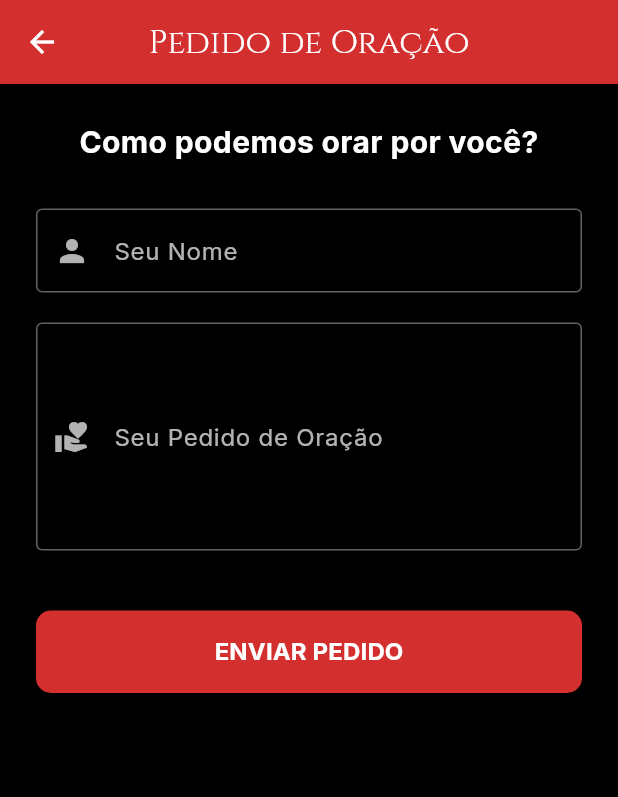
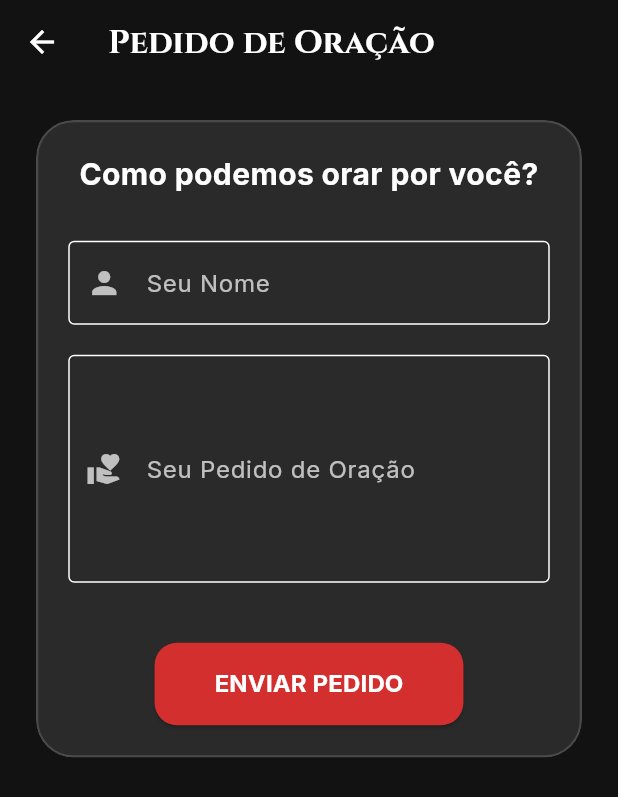
Before and after one commit to RafaSniper001/ibncv_app, a Flutter app: the OracaoScreen screen opened directly, on a phone screen of 412 x 824 dp. Shown: the top 797 px of the screen. Run offline on Flutter 3.47's test engine with Material 3 defaults, Android fonts, the phone set to English and light mode, and no system bars; our stand-ins replace glassmorphism, google_fonts, supabase_flutter, video_player; accounts and stored records are empty.

Commit message:
Atualiza telas de Biblia e Oracao com Glassmorphism

```diff
--- a/lib/screens/oracao_screen.dart
+++ b/lib/screens/oracao_screen.dart
@@ -2,6 +2,7 @@ import 'package:flutter/material.dart';
 import 'package:google_fonts/google_fonts.dart';
 import 'package:provider/provider.dart';
 import '../services/auth_service.dart';
+import '../widgets/glass_container.dart';
 
 class OracaoScreen extends StatefulWidget {
   const OracaoScreen({super.key});
@@ -25,67 +26,51 @@ class _OracaoScreenState extends State<OracaoScreen> {
 
   Future<void> _enviarPedido() async {
     if (!_formKey.currentState!.validate()) return;
-
     setState(() => _enviando = true);
-
     try {
       final authService = Provider.of<AuthService>(context, listen: false);
-      final sucesso = await authService.enviarPedidoOracao(
-        _nomeController.text,
-        _pedidoController.text,
-      );
-
+      final sucesso = await authService.enviarPedidoOracao(_nomeController.text, _pedidoController.text);
       setState(() => _enviando = false);
-
       if (sucesso && mounted) {
-        ScaffoldMessenger.of(context).showSnackBar(
-          const SnackBar(
-            content: Text('Pedido enviado com sucesso! Deus te abençoe.'),
-            backgroundColor: Colors.green,
-          ),
-        );
+        ScaffoldMessenger.of(context).showSnackBar(const SnackBar(content: Text('Pedido enviado com sucesso! Deus te abençoe.'), backgroundColor: Colors.green));
         _nomeController.clear();
         _pedidoController.clear();
       } else if (mounted) {
-        ScaffoldMessenger.of(context).showSnackBar(
-          const SnackBar(
-            content: Text('Erro ao enviar pedido. Tente novamente.'),
-            backgroundColor: Colors.red,
-          ),
-        );
+        ScaffoldMessenger.of(context).showSnackBar(const SnackBar(content: Text('Erro ao enviar pedido. Tente novamente.'), backgroundColor: Colors.red));
       }
     } catch (e) {
       setState(() => _enviando = false);
-      if (mounted) {
-        ScaffoldMessenger.of(context).showSnackBar(
-          SnackBar(
-            content: Text('Erro inesperado: $e'),
-            backgroundColor: Colors.red,
-          ),
-        );
-      }
+      if (mounted) ScaffoldMessenger.of(context).showSnackBar(SnackBar(content: Text('Erro inesperado: $e'), backgroundColor: Colors.red));
     }
   }
 
   @override
   Widget build(BuildContext context) {
     return Scaffold(
+      extendBodyBehindAppBar: true,
       appBar: AppBar(
-        title: Text('Pedido de Oração', style: GoogleFonts.cinzel()),
-        backgroundColor: const Color(0xFFD32F2F),
-        centerTitle: true,
+        title: Text('Pedido de Oração', style: GoogleFonts.cinzel(fontWeight: FontWeight.bold)),
+        backgroundColor: Colors.transparent,
+        elevation: 0,
       ),
-      body: SingleChildScrollView(
+      body: Stack(
+        children: [
+          // Fundo Base
+          Container(color: const Color(0xFF121212)),
+          // Conteúdo com Vidro
+          SafeArea(
+            child: SingleChildScrollView(
               padding: const EdgeInsets.all(24.0),
               child: Form(
                 key: _formKey,
                 child: Column(
-            crossAxisAlignment: CrossAxisAlignment.stretch,
+                  children: [
+                    GlassContainer(
+                      child: Column(
                         children: [
                           Text(
                             'Como podemos orar por você?',
-                style: GoogleFonts.inter(
-                    fontSize: 20, fontWeight: FontWeight.bold, color: Colors.white),
+                            style: GoogleFonts.inter(fontSize: 20, fontWeight: FontWeight.bold, color: Colors.white),
                             textAlign: TextAlign.center,
                           ),
                           const SizedBox(height: 30),
@@ -96,13 +81,9 @@ class _OracaoScreenState extends State<OracaoScreen> {
                               labelText: 'Seu Nome',
                               labelStyle: TextStyle(color: Colors.white70),
                               border: OutlineInputBorder(),
-                  enabledBorder: OutlineInputBorder(
-                    borderSide: BorderSide(color: Colors.white38),
-                  ),
                               prefixIcon: Icon(Icons.person, color: Colors.white70),
                             ),
-                validator: (value) =>
-                    value!.isEmpty ? 'Por favor, informe seu nome' : null,
+                            validator: (value) => value!.isEmpty ? 'Por favor, informe seu nome' : null,
                           ),
                           const SizedBox(height: 20),
                           TextFormField(
@@ -113,40 +94,32 @@ class _OracaoScreenState extends State<OracaoScreen> {
                               labelText: 'Seu Pedido de Oração',
                               labelStyle: TextStyle(color: Colors.white70),
                               border: OutlineInputBorder(),
-                  enabledBorder: OutlineInputBorder(
-                    borderSide: BorderSide(color: Colors.white38),
-                  ),
                               prefixIcon: Icon(Icons.volunteer_activism, color: Colors.white70),
                             ),
-                validator: (value) =>
-                    value!.isEmpty ? 'Por favor, descreva seu pedido' : null,
+                            validator: (value) => value!.isEmpty ? 'Por favor, descreva seu pedido' : null,
                           ),
                           const SizedBox(height: 40),
                           ElevatedButton(
                             onPressed: _enviando ? null : _enviarPedido,
                             style: ElevatedButton.styleFrom(
                               backgroundColor: const Color(0xFFD32F2F),
-                  padding: const EdgeInsets.symmetric(vertical: 16),
-                  shape: RoundedRectangleBorder(
-                      borderRadius: BorderRadius.circular(10)),
+                              padding: const EdgeInsets.symmetric(horizontal: 40, vertical: 16),
+                              shape: RoundedRectangleBorder(borderRadius: BorderRadius.circular(15)),
                             ),
                             child: _enviando
-                    ? const SizedBox(
-                        height: 20,
-                        width: 20,
-                        child: CircularProgressIndicator(
-                            color: Colors.white, strokeWidth: 2),
-                      )
-                    : const Text('ENVIAR PEDIDO',
-                        style: TextStyle(
-                            fontSize: 16,
-                            fontWeight: FontWeight.bold,
-                            color: Colors.white)),
+                                ? const CircularProgressIndicator(color: Colors.white)
+                                : const Text('ENVIAR PEDIDO', style: TextStyle(fontSize: 16, fontWeight: FontWeight.bold, color: Colors.white)),
+                          ),
+                        ],
+                      ),
                     ),
                   ],
                 ),
               ),
             ),
+          ),
+        ],
+      ),
     );
   }
 }
--- /dev/null
+++ b/lib/widgets/glass_container.dart
@@ -0,0 +1,47 @@
+import 'dart:ui';
+import 'package:flutter/material.dart';
+
+class GlassContainer extends StatelessWidget {
+  final Widget child;
+  final double blur;
+  final double opacity;
+  final double borderRadius;
+  final EdgeInsetsGeometry? padding;
+  final double? width;
+  final double? height;
+
+  const GlassContainer({
+    super.key,
+    required this.child,
+    this.blur = 15,
+    this.opacity = 0.1,
+    this.borderRadius = 25,
+    this.padding,
+    this.width,
+    this.height,
+  });
+
+  @override
+  Widget build(BuildContext context) {
+    return ClipRRect(
+      borderRadius: BorderRadius.circular(borderRadius),
+      child: BackdropFilter(
+        filter: ImageFilter.blur(sigmaX: blur, sigmaY: blur),
+        child: Container(
+          width: width,
+          height: height,
+          padding: padding ?? const EdgeInsets.all(20),
+          decoration: BoxDecoration(
+            color: Colors.white.withOpacity(opacity),
+            borderRadius: BorderRadius.circular(borderRadius),
+            border: Border.all(
+              color: Colors.white.withOpacity(0.15),
+              width: 1.5,
+            ),
+          ),
+          child: child,
+        ),
+      ),
+    );
+  }
+}
```
Also changed, not shown: lib/screens/biblia_screen.dart (+40 -166 lines). Lines whose indentation alone changed are shown as unchanged.
